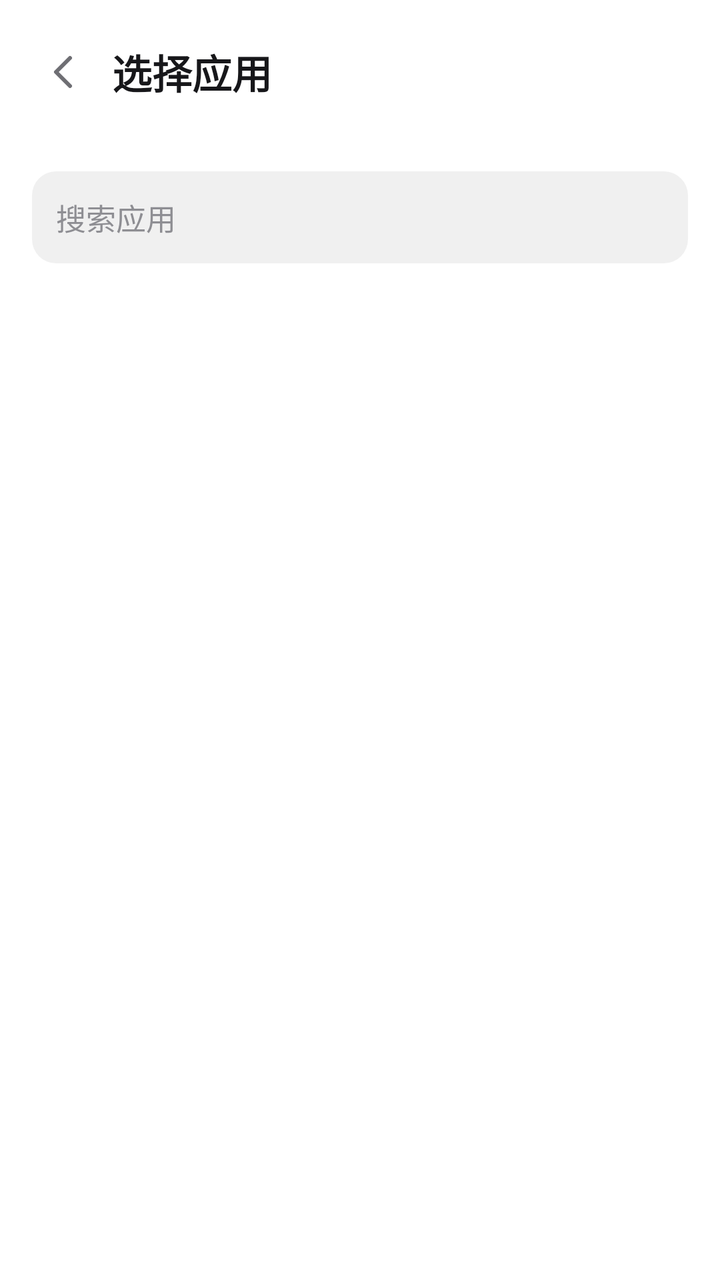
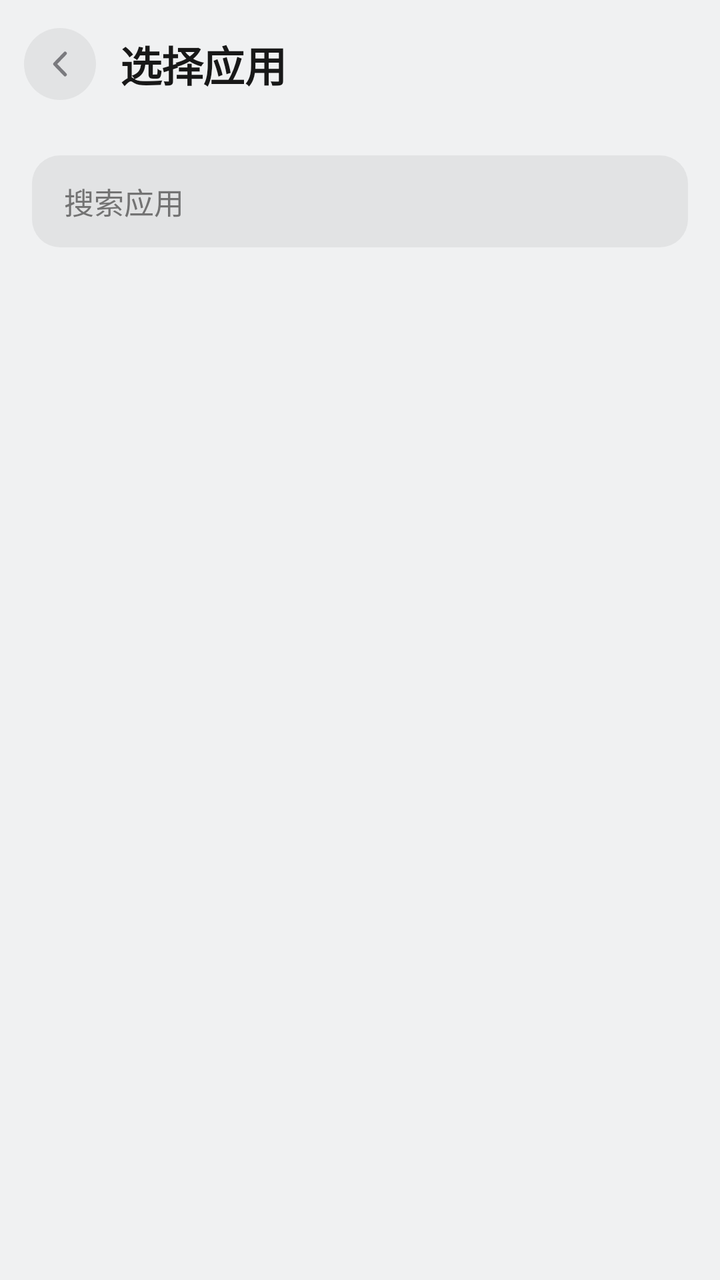

Two renders of the same Android screen: before a commit and after it. Below are the layout's source before the change and the commit's diff.
<!-- AndroidManifest.xml: activity theme Theme.OneHand.Picker -->
<!-- res/layout/activity_app_picker.xml -->
<?xml version="1.0" encoding="utf-8"?>
<LinearLayout xmlns:android="http://schemas.android.com/apk/res/android"
    android:layout_width="match_parent"
    android:layout_height="match_parent"
    android:background="@color/card"
    android:orientation="vertical">

    <LinearLayout
        android:layout_width="match_parent"
        android:layout_height="wrap_content"
        android:gravity="center_vertical"
        android:orientation="horizontal"
        android:paddingStart="12dp"
        android:paddingTop="16dp"
        android:paddingEnd="16dp"
        android:paddingBottom="4dp">

        <ImageView
            android:id="@+id/btnBack"
            android:layout_width="40dp"
            android:layout_height="40dp"
            android:contentDescription="@string/back"
            android:padding="8dp"
            android:src="@drawable/ic_back" />

        <TextView
            android:id="@+id/pickerTitle"
            android:layout_width="wrap_content"
            android:layout_height="wrap_content"
            android:layout_marginStart="4dp"
            android:text="@string/pick_title"
            android:textColor="@color/text_primary"
            android:textSize="20sp"
            android:textStyle="bold" />
    </LinearLayout>

    <TextView
        android:id="@+id/pickerSub"
        android:layout_width="match_parent"
        android:layout_height="wrap_content"
        android:paddingStart="16dp"
        android:paddingEnd="16dp"
        android:paddingBottom="8dp"
        android:textColor="@color/text_secondary"
        android:textSize="13sp" />

    <EditText
        android:id="@+id/searchInput"
        android:layout_width="match_parent"
        android:layout_height="wrap_content"
        android:layout_marginStart="16dp"
        android:layout_marginEnd="16dp"
        android:layout_marginBottom="8dp"
        android:background="@drawable/bg_search"
        android:hint="@string/search_hint"
        android:imeOptions="actionSearch"
        android:importantForAutofill="no"
        android:inputType="text"
        android:maxLines="1"
        android:padding="12dp"
        android:textColor="@color/text_primary"
        android:textColorHint="@color/text_secondary"
        android:textSize="15sp" />

    <ListView
        android:id="@+id/appList"
        android:layout_width="match_parent"
        android:layout_height="match_parent"
        android:clipToPadding="false"
        android:divider="@null"
        android:dividerHeight="0dp"
        android:paddingBottom="16dp"
        android:scrollbars="none" />

</LinearLayout>
<!-- resources referenced by this layout -->
<resources>
  <color name="card">#FFFFFF</color>
  <color name="text_primary">#17171A</color>
  <color name="text_secondary">#8E8E93</color>
  <!-- drawable bg_search (drawable) -->
  <?xml version="1.0" encoding="utf-8"?>
  <shape xmlns:android="http://schemas.android.com/apk/res/android">
      <solid android:color="@color/fill" />
      <corners android:radius="12dp" />
  </shape>
  <!-- drawable ic_back (drawable) -->
  <vector xmlns:android="http://schemas.android.com/apk/res/android"
      android:width="24dp"
      android:height="24dp"
      android:viewportWidth="24"
      android:viewportHeight="24">
      <path
          android:fillColor="#00000000"
          android:pathData="M15,5 L8,12 L15,19"
          android:strokeColor="@color/icon_tint"
          android:strokeLineCap="round"
          android:strokeLineJoin="round"
          android:strokeWidth="2" />
  </vector>
  <string name="back">返回</string>
  <string name="pick_title">选择应用</string>
  <string name="search_hint">搜索应用</string>
  <style name="Theme.OneHand.Picker" parent="Theme.OneHand">
          <item name="android:windowBackground">@color/card</item>
      </style>
  <color name="fill">#0F000000</color>
  <color name="icon_tint">#6E6E73</color>
  <style name="Theme.OneHand" parent="Theme.AppCompat.DayNight.NoActionBar">
          <item name="colorPrimary">@color/accent</item>
          <item name="colorPrimaryDark">@color/bg</item>
          <item name="colorAccent">@color/accent</item>
          <item name="android:windowBackground">@color/bg</item>
          <item name="android:textColorPrimary">@color/text_primary</item>
          <item name="android:textColorSecondary">@color/text_secondary</item>
          <item name="android:statusBarColor">@color/bg</item>
          <item name="android:windowLightStatusBar">true</item>
      </style>
  <color name="accent">#3A78F2</color>
  <color name="bg">#F6F6F9</color>
</resources>

<!-- the commit's change to res/layout/activity_app_picker.xml (unified diff, before → after) -->
@@ -2,7 +2,7 @@
 <LinearLayout xmlns:android="http://schemas.android.com/apk/res/android"
     android:layout_width="match_parent"
     android:layout_height="match_parent"
-    android:background="@color/card"
+    android:background="@color/bg"
     android:orientation="vertical">
 
     <LinearLayout
@@ -11,26 +11,28 @@
         android:gravity="center_vertical"
         android:orientation="horizontal"
         android:paddingStart="12dp"
-        android:paddingTop="16dp"
+        android:paddingTop="14dp"
         android:paddingEnd="16dp"
-        android:paddingBottom="4dp">
+        android:paddingBottom="2dp">
 
         <ImageView
             android:id="@+id/btnBack"
-            android:layout_width="40dp"
-            android:layout_height="40dp"
+            android:layout_width="36dp"
+            android:layout_height="36dp"
+            android:background="@drawable/bg_circle"
             android:contentDescription="@string/back"
-            android:padding="8dp"
+            android:padding="7dp"
             android:src="@drawable/ic_back" />
 
         <TextView
             android:id="@+id/pickerTitle"
             android:layout_width="wrap_content"
             android:layout_height="wrap_content"
-            android:layout_marginStart="4dp"
+            android:layout_marginStart="12dp"
+            android:letterSpacing="-0.01"
             android:text="@string/pick_title"
             android:textColor="@color/text_primary"
-            android:textSize="20sp"
+            android:textSize="21sp"
             android:textStyle="bold" />
     </LinearLayout>
 
@@ -50,14 +52,17 @@
         android:layout_height="wrap_content"
         android:layout_marginStart="16dp"
         android:layout_marginEnd="16dp"
-        android:layout_marginBottom="8dp"
+        android:layout_marginBottom="10dp"
         android:background="@drawable/bg_search"
         android:hint="@string/search_hint"
         android:imeOptions="actionSearch"
         android:importantForAutofill="no"
         android:inputType="text"
         android:maxLines="1"
-        android:padding="12dp"
+        android:paddingStart="16dp"
+        android:paddingTop="12dp"
+        android:paddingEnd="16dp"
+        android:paddingBottom="12dp"
         android:textColor="@color/text_primary"
         android:textColorHint="@color/text_secondary"
         android:textSize="15sp" />
@@ -69,6 +74,8 @@
         android:clipToPadding="false"
         android:divider="@null"
         android:dividerHeight="0dp"
+        android:paddingStart="8dp"
+        android:paddingEnd="8dp"
         android:paddingBottom="16dp"
         android:scrollbars="none" />
 
<!-- resource entries referenced after the edit -->
@@ -1,13 +1,18 @@
 <!-- resources referenced by this layout -->
 <resources>
-  <color name="card">#FFFFFF</color>
-  <color name="text_primary">#17171A</color>
-  <color name="text_secondary">#8E8E93</color>
+  <color name="text_primary">#181818</color>
+  <color name="text_secondary">#737373</color>
+  <!-- drawable bg_circle (drawable) -->
+  <?xml version="1.0" encoding="utf-8"?>
+  <shape xmlns:android="http://schemas.android.com/apk/res/android"
+      android:shape="oval">
+      <solid android:color="@color/fill" />
+  </shape>
   <!-- drawable bg_search (drawable) -->
   <?xml version="1.0" encoding="utf-8"?>
   <shape xmlns:android="http://schemas.android.com/apk/res/android">
       <solid android:color="@color/fill" />
-      <corners android:radius="12dp" />
+      <corners android:radius="14dp" />
   </shape>
   <!-- drawable ic_back (drawable) -->
   <vector xmlns:android="http://schemas.android.com/apk/res/android"
@@ -17,20 +22,20 @@
       android:viewportHeight="24">
       <path
           android:fillColor="#00000000"
-          android:pathData="M15,5 L8,12 L15,19"
+          android:pathData="M14.8,6.2 L9.2,12 L14.8,17.8"
           android:strokeColor="@color/icon_tint"
           android:strokeLineCap="round"
           android:strokeLineJoin="round"
-          android:strokeWidth="2" />
+          android:strokeWidth="1.9" />
   </vector>
   <string name="back">返回</string>
   <string name="pick_title">选择应用</string>
   <string name="search_hint">搜索应用</string>
   <style name="Theme.OneHand.Picker" parent="Theme.OneHand">
-          <item name="android:windowBackground">@color/card</item>
+          <item name="android:windowBackground">@color/bg</item>
       </style>
   <color name="fill">#0F000000</color>
-  <color name="icon_tint">#6E6E73</color>
+  <color name="icon_tint">#7A7A7E</color>
   <style name="Theme.OneHand" parent="Theme.AppCompat.DayNight.NoActionBar">
           <item name="colorPrimary">@color/accent</item>
           <item name="colorPrimaryDark">@color/bg</item>
@@ -40,8 +45,10 @@
           <item name="android:textColorSecondary">@color/text_secondary</item>
           <item name="android:statusBarColor">@color/bg</item>
           <item name="android:windowLightStatusBar">true</item>
+          <item name="android:navigationBarColor">@color/bg</item>
+          <item name="android:windowLightNavigationBar">true</item>
       </style>
-  <color name="accent">#3A78F2</color>
-  <color name="bg">#F6F6F9</color>
+  <color name="accent">#377EF7</color>
+  <color name="bg">#F0F1F2</color>
 </resources>
 
